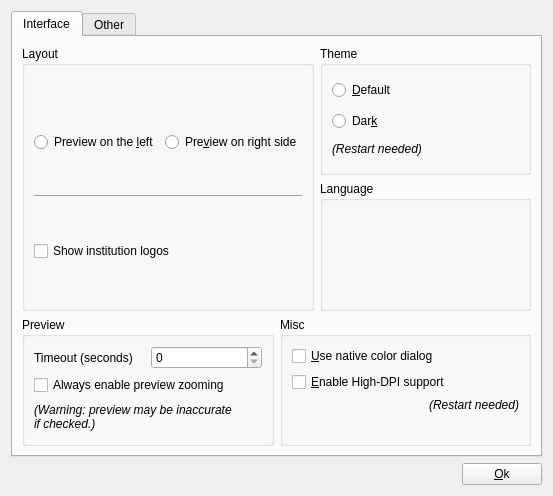
Old version of the form gmic-qt/ui/dialogsettings.ui in the repository amyspark/gmic.
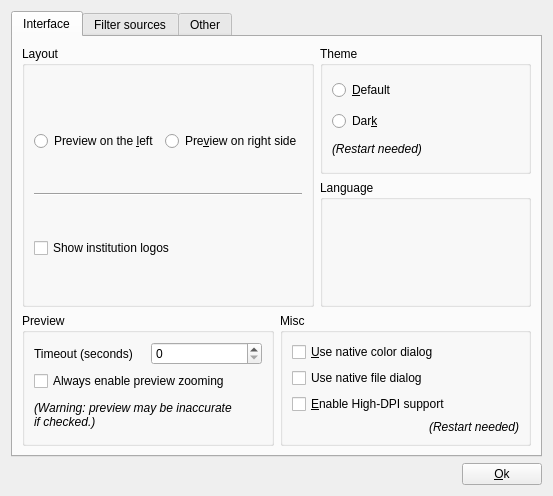
New version of the form. The open tabs and pages were chosen to show the change. Icons and pictures are not drawn. Custom widgets are drawn as their Qt base class.

Diff of the .ui file:
```diff
--- a/gmic-qt/ui/dialogsettings.ui
+++ b/gmic-qt/ui/dialogsettings.ui
@@ -203,6 +203,13 @@
               </property>
              </widget>
             </item>
+            <item>
+             <widget class="QCheckBox" name="cbNativeFileDialogs">
+              <property name="text">
+               <string>Use native file dialog</string>
+              </property>
+             </widget>
+            </item>
             <item>
              <widget class="QCheckBox" name="cbHighDPI">
               <property name="text">
@@ -227,6 +234,11 @@
        </item>
       </layout>
      </widget>
+     <widget class="GmicQt::SourcesWidget" name="sources">
+      <attribute name="title">
+       <string>Filter sources</string>
+      </attribute>
+     </widget>
      <widget class="QWidget" name="other">
       <attribute name="title">
        <string>Other</string>
@@ -338,6 +350,12 @@
    <header>Widgets/LanguageSelectionWidget.h</header>
    <container>1</container>
   </customwidget>
+  <customwidget>
+   <class>GmicQt::SourcesWidget</class>
+   <extends>QWidget</extends>
+   <header>SourcesWidget.h</header>
+   <container>1</container>
+  </customwidget>
  </customwidgets>
  <resources>
   <include location="../gmic_qt.qrc"/>
```
Left out of the diff: 4 changed lines with no effect on the pictures.
